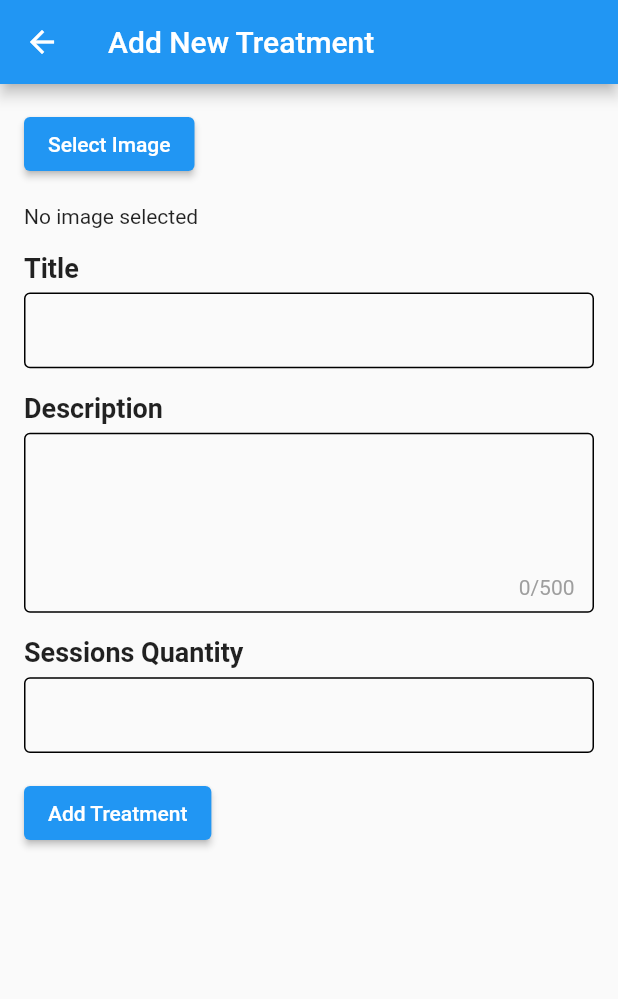
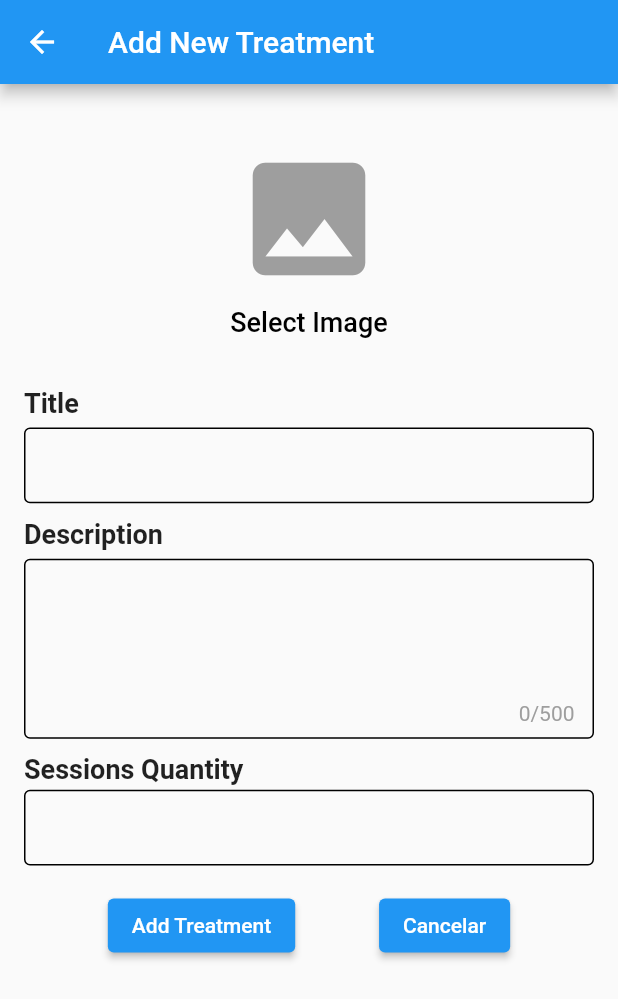
Before and after one commit to DigitAlholics-Movles/theraphy_physiotherapist_app, a Flutter app: the screen it shows after launch, after a tap on the "add" icon, on a phone screen of 412 x 824 dp. Shown: the top 999 px of the screen. Run offline on Flutter 3.47's test engine with Material 2 defaults, Android fonts, the phone set to English and light mode, and no system bars; our stand-ins replace image_picker; network calls fail.

Commit message:
feat(update) Update and Added new components in treatments section

```diff
--- a/lib/ui/treatments/NewTreatment.dart
+++ b/lib/ui/treatments/NewTreatment.dart
@@ -15,7 +15,7 @@ class _NewTreatmentState extends State<NewTreatment> {
   final TextEditingController _titleController = TextEditingController();
   final TextEditingController _sessionsController = TextEditingController();
   final TextEditingController _descriptionController = TextEditingController();
-  final int maxDescriptionLength = 500; // Límite máximo de caracteres para la descripción
+  final int maxDescriptionLength = 500;
   final ScrollController _descriptionScrollController = ScrollController();
   PickedFile? _selectedImage;
 
@@ -35,7 +35,7 @@ class _NewTreatmentState extends State<NewTreatment> {
   }
 
   void updateDescriptionCount() {
-    setState(() {}); // Actualiza el estado para refrescar el contador de caracteres
+    setState(() {});
     if (_descriptionController.selection.extentOffset >= maxDescriptionLength) {
       _descriptionScrollController.jumpTo(_descriptionScrollController.position.maxScrollExtent);
     }
@@ -45,7 +45,8 @@ class _NewTreatmentState extends State<NewTreatment> {
   Widget build(BuildContext context) {
     Widget buildSelectedImage() {
       if (_selectedImage != null) {
-        return Image.file(File(_selectedImage!.path));
+        final file = File(_selectedImage!.path);
+        return Image.file(file);
       } else {
         return Text('No image selected');
       }
@@ -55,11 +56,29 @@ class _NewTreatmentState extends State<NewTreatment> {
       appBar: AppBar(
         title: const Text('Add New Treatment'),
       ),
-      body: SingleChildScrollView(
-        padding: const EdgeInsets.all(16.0),
+      body: Padding(
+        padding: const EdgeInsets.fromLTRB(16.0, 1.0, 16.0, 15.0),
+        child: SingleChildScrollView(
           child: Column(
             crossAxisAlignment: CrossAxisAlignment.start,
             children: [
+              const SizedBox(height: 16.0),
+              Center(
+                child: Container(
+                  width: 308,
+                  height: 175,
+                  child: Stack(
+                    children: [
+                      _selectedImage != null
+                          ? Container(
+                        decoration: BoxDecoration(
+                          image: DecorationImage(
+                            image: FileImage(File(_selectedImage!.path)),
+                            fit: BoxFit.cover,
+                          ),
+                        ),
+                      )
+                          : Container(),
                       ElevatedButton(
                         onPressed: () async {
                           final imagePicker = ImagePicker();
@@ -68,11 +87,38 @@ class _NewTreatmentState extends State<NewTreatment> {
                             _selectedImage = image;
                           });
                         },
-              child: const Text('Select Image'),
+                        style: ElevatedButton.styleFrom(
+                          minimumSize: const Size(309, 222),
+                          padding: EdgeInsets.zero,
+                          shape: RoundedRectangleBorder(
+                            borderRadius: BorderRadius.circular(4.0),
                           ),
-            const SizedBox(height: 16.0),
-            buildSelectedImage(),
-            const SizedBox(height: 16.0),
+                          elevation: 0,
+                          primary: Colors.transparent,
+                        ),
+                        child: _selectedImage != null
+                            ? Container()
+                            : Column(
+                          mainAxisAlignment: MainAxisAlignment.center,
+                          children: [
+                            const Icon(
+                              Icons.image,
+                              size: 100,
+                              color: Colors.grey,
+                            ),
+                            const SizedBox(height: 8.0),
+                            const Text(
+                              'Select Image',
+                              style: TextStyle(fontSize: 18, color: Colors.black),
+                            ),
+                          ],
+                        ),
+                      ),
+                    ],
+                  ),
+                ),
+              ),
+              const SizedBox(height: 10.0),
               const Text(
                 'Title',
                 style: TextStyle(
@@ -97,7 +143,7 @@ class _NewTreatmentState extends State<NewTreatment> {
                   ),
                 ),
               ),
-            const SizedBox(height: 16.0),
+              const SizedBox(height: 10.0),
               const Text(
                 'Description',
                 style: TextStyle(
@@ -112,7 +158,7 @@ class _NewTreatmentState extends State<NewTreatment> {
                 height: 120, // Alto personalizado
                 child: buildDescriptionField(),
               ),
-            const SizedBox(height: 16.0),
+              const SizedBox(height: 10.0),
               const Text(
                 'Sessions Quantity',
                 style: TextStyle(
@@ -121,7 +167,7 @@ class _NewTreatmentState extends State<NewTreatment> {
                 ),
                 textAlign: TextAlign.left, // Align the text to the left
               ),
-            const SizedBox(height: 6),
+              const SizedBox(height: 3),
               Container(
                 decoration: BoxDecoration(
                   border: Border.all(),
@@ -139,6 +185,9 @@ class _NewTreatmentState extends State<NewTreatment> {
                 ),
               ),
               const SizedBox(height: 16.0),
+              Row(
+                mainAxisAlignment: MainAxisAlignment.spaceEvenly,
+                children: [
                   ElevatedButton(
                     onPressed: () {
                       final String title = _titleController.text;
@@ -148,7 +197,7 @@ class _NewTreatmentState extends State<NewTreatment> {
                       final newTreatment = Treatment(
                         title: title,
                         sessionsQuantity: sessionsQuantity,
-                  imageLink: _selectedImage!= null ? File(_selectedImage!.path).path : '',
+                        imageLink: _selectedImage != null ? File(_selectedImage!.path).path : '',
                         description: description,
                       );
 
@@ -156,7 +205,16 @@ class _NewTreatmentState extends State<NewTreatment> {
                     },
                     child: const Text('Add Treatment'),
                   ),
+                  ElevatedButton(
+                    onPressed: () {
+                      Navigator.pop(context); // Navegar hacia atrás sin pasar datos
+                    },
+                    child: const Text('Cancelar'),
+                  ),
                 ],
+              ),
+            ],
+          ),
         ),
       ),
     );
--- a/lib/ui/treatments/TreatmentSsessions.dart
+++ b/lib/ui/treatments/TreatmentSsessions.dart
@@ -34,6 +34,19 @@ class _ListTreatmentsState extends State<ListTreatments> {
     Treatment(title: 'Electroterapia', sessionsQuantity: 6, imageLink: 'https://www.metropolsalud.com/wp-content/uploads/2021/07/diatermia.jpg', description: 'La electroterapia es una técnica que utiliza corrientes eléctricas de baja intensidad para aliviar el dolor, reducir la inflamación y promover la recuperación de lesiones. Los fisioterapeutas utilizan diferentes modalidades de electroterapia, como la estimulación muscular, la terapia de ondas de choque o la terapia con corrientes interferenciales, según las necesidades del paciente.'),
   ];
 
+  List<Treatment> get filteredTreatments {
+    // Obtener la lista de tratamientos filtrados en función del texto de búsqueda
+    if (searchText.isEmpty) {
+      return treatments; // Si no hay texto de búsqueda, mostrar todos los tratamientos
+    } else {
+      return treatments.where((treatment) {
+        final titleLower = treatment.title.toLowerCase();
+        final queryLower = searchText.toLowerCase();
+        return titleLower.contains(queryLower);
+      }).toList();
+    }
+  }
+
   @override
   Widget build(BuildContext context) {
     return Scaffold(
@@ -67,12 +80,12 @@ class _ListTreatmentsState extends State<ListTreatments> {
                   crossAxisCount: 2,
                   mainAxisSpacing: 15.0,
                   crossAxisSpacing: 36.0,
-                  childAspectRatio: 0.8,
+                  childAspectRatio: 0.74,
                 ),
-                itemCount: treatments.length,
+                itemCount: filteredTreatments.length, // Usar la lista de tratamientos filtrados
                 itemBuilder: (BuildContext context, int index) {
                   return TreatmentItem(
-                    treatment: treatments[index],
+                    treatment: filteredTreatments[index],
                     selectTreatment: () {
                       // Acción al seleccionar el tratamiento
                     },
@@ -180,9 +193,15 @@ class TreatmentItem extends StatelessWidget {
         child: Column(
           mainAxisAlignment: MainAxisAlignment.center,
           children: [
-            Image.network(
-              treatment.imageLink,
-              height: 90,
+            Padding(
+              padding: const EdgeInsets.only(top: 2.0),
+              child: ClipRRect(
+                borderRadius: BorderRadius.circular(5.0), // Ajusta el radio de borde según tus necesidades
+                child: Image.network(
+                  treatment.imageLink,
+                  height: 90,
+                ),
+              ),
             ),
             const SizedBox(height: 15),
             Text(
--- a/pubspec.yaml
+++ b/pubspec.yaml
@@ -10,7 +10,7 @@ dependencies:
   flutter:
     sdk: flutter
   http: ^1.0.0
-  image_picker: ^0.8.4+4
+  image_picker: ^0.8.1
 
 dev_dependencies:
   flutter_test:
```
Also changed, not shown: lib/ui/treatments/t.dart (deleted). Lines whose indentation alone changed are shown as unchanged.
